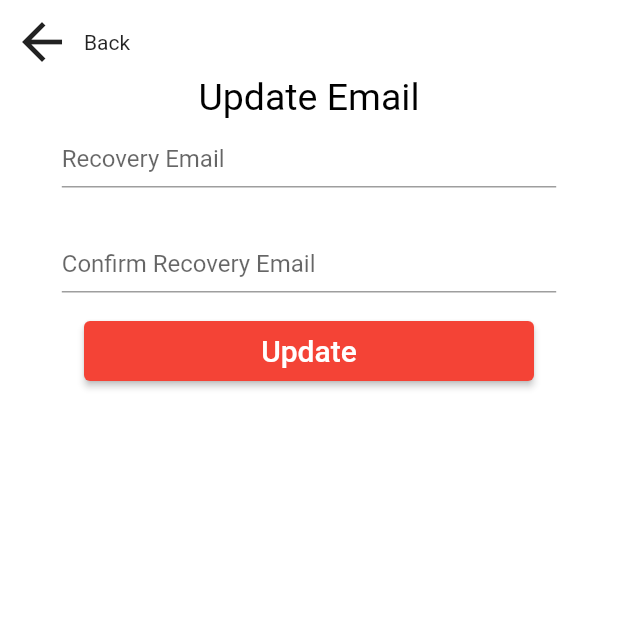
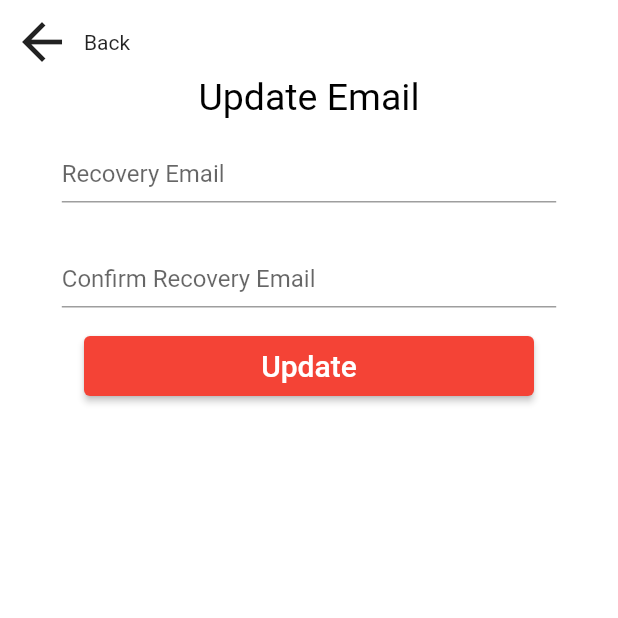
Before and after one commit to gohzy89/my_next_step, a Flutter app: the changeemail screen opened directly, on a phone screen of 412 x 824 dp, the top half of it. Run offline on Flutter 3.47's test engine with Material 2 defaults, Android fonts, the phone set to English and light mode, and no system bars; our stand-ins replace email_validator; missing offline and left inert: flappy_search_bar_ns; network calls fail.

Commit message:
changes to

```diff
--- a/lib/changeemail.dart
+++ b/lib/changeemail.dart
@@ -116,7 +116,7 @@ class _changeemailState extends State<changeemail> {
                 mainAxisAlignment: MainAxisAlignment.start,
                 children: [
                   Padding(
-                    padding: const EdgeInsets.fromLTRB(0.0, 85, 0.0, 15),
+                    padding: const EdgeInsets.fromLTRB(0.0, 95, 0.0, 15),
                     child: Align(
                       alignment: Alignment.topCenter,
                       child: Container(
--- a/lib/changepassword.dart
+++ b/lib/changepassword.dart
@@ -122,7 +122,7 @@ class _changepasswordState extends State<changepassword> {
                 mainAxisAlignment: MainAxisAlignment.start,
                 children: [
                   Padding(
-                    padding: const EdgeInsets.fromLTRB(0.0, 85, 0.0, 15),
+                    padding: const EdgeInsets.fromLTRB(0.0, 95, 0.0, 15),
                     child: Align(
                       alignment: Alignment.topCenter,
                       child: Container(
--- a/lib/selectedcourse.dart
+++ b/lib/selectedcourse.dart
@@ -131,7 +131,7 @@ class _selectedState extends State<selected> {
                   Row(
                     children: [
                       Container(
-                          height: MediaQuery.of(context).size.width * 0.25,
+                          height: MediaQuery.of(context).size.width * 0.27,
                           width: MediaQuery.of(context).size.width * 0.8,
                           child: Center(child: Text(coursename+" ($coursecode)\n"+"Cutoff:"+accinfo.allcourse[coursecode]["courseCutOff"],style: TextStyle(fontSize: 20,),textAlign: TextAlign.center,))),
                       IconButton(
```
